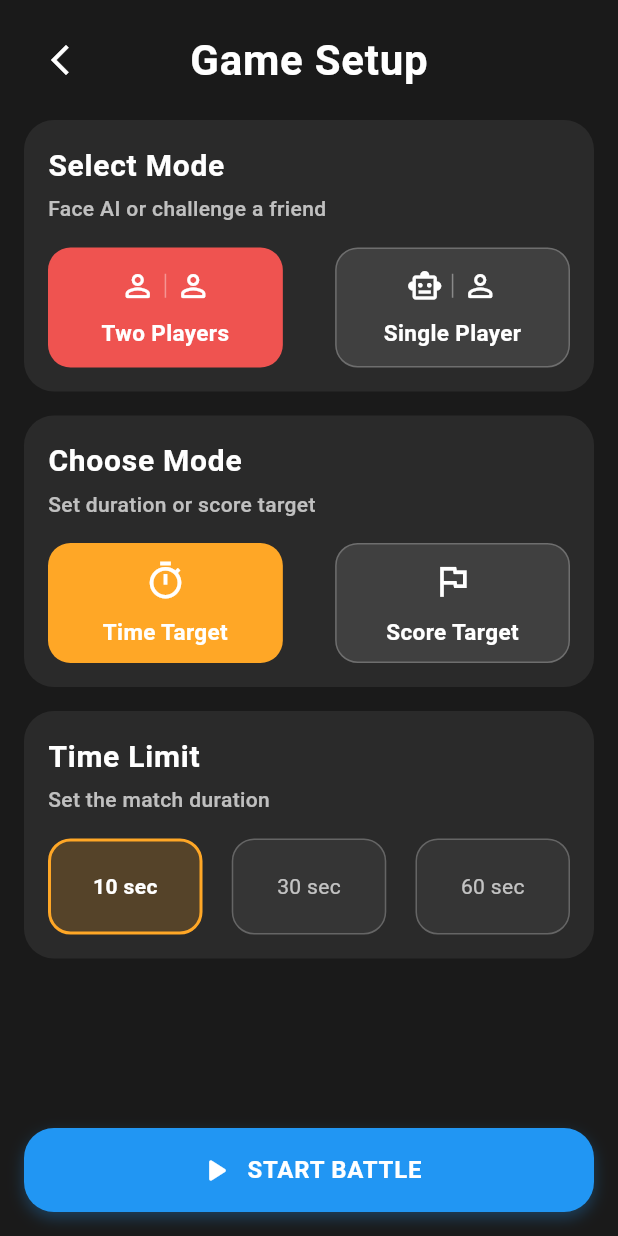
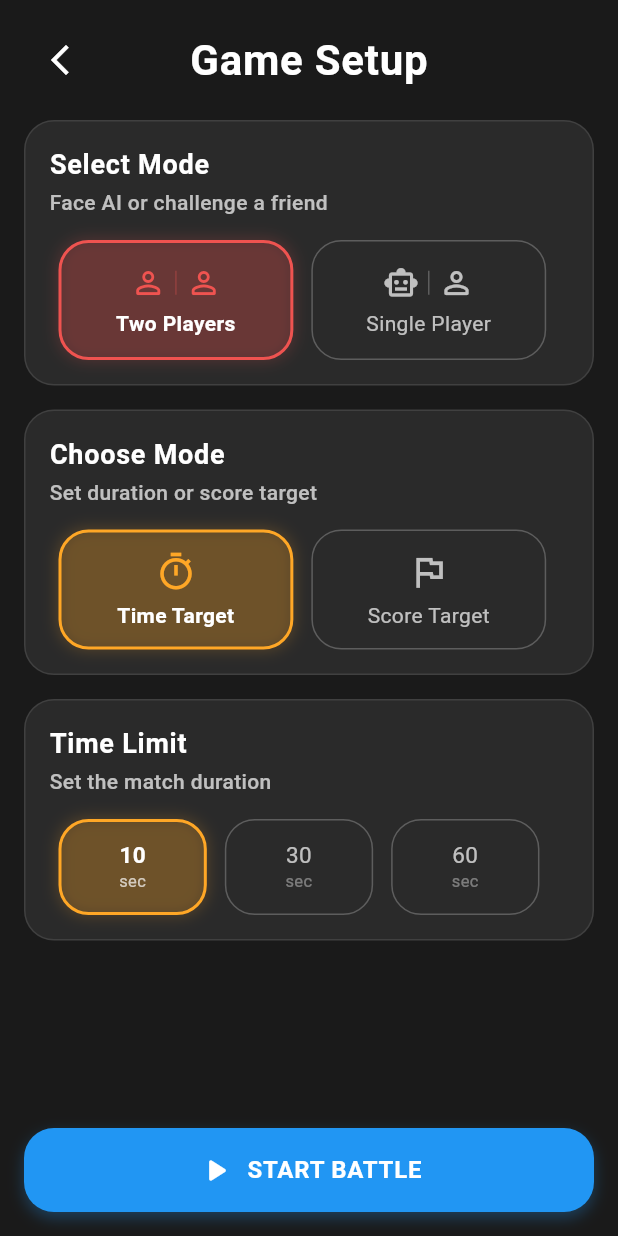
Before and after one commit to mustafaberat/click-battle-game, a Flutter app: the ModeSelectionScreen screen opened by its route, on a phone screen of 412 x 824 dp. Run offline on Flutter 3.47's test engine with Material 3 defaults, Android fonts, the phone set to English and light mode, and no system bars; our stand-ins replace just_audio, shared_preferences; accounts and stored records are empty.

Commit message:
redesign of mode selection secreen

```diff
--- a/lib/screens/mode_selection/mode_selection_screen.dart
+++ b/lib/screens/mode_selection/mode_selection_screen.dart
@@ -204,13 +204,23 @@ class _ModeSelectionScreenState extends State<ModeSelectionScreen> {
       decoration: BoxDecoration(
         color: AppColors.cardBackground,
         borderRadius: BorderRadius.circular(AppDimensions.borderRadiusLarge),
+        border: Border.all(
+          color: Colors.white.withOpacity(0.1),
+          width: 1,
+        ),
       ),
       child: Column(
         crossAxisAlignment: CrossAxisAlignment.start,
         children: [
-          Text(title, style: AppTextStyles.title(context)),
+          Text(title, style: AppTextStyles.title(context).copyWith(
+            fontSize: 18,
+            fontWeight: FontWeight.bold,
+          )),
           SizedBox(height: 4),
-          Text(subtitle, style: AppTextStyles.caption(context)),
+          Text(subtitle, style: AppTextStyles.caption(context).copyWith(
+            color: Colors.white70,
+            height: 1.2,
+          )),
           SizedBox(height: AppDimensions.paddingMedium),
           child,
         ],
@@ -219,9 +229,16 @@ class _ModeSelectionScreenState extends State<ModeSelectionScreen> {
   }
 
   Widget _buildOptionRow(List<Widget> children) {
-    return Row(
-      mainAxisAlignment: MainAxisAlignment.spaceBetween,
-      children: children,
+    return SingleChildScrollView(
+      scrollDirection: Axis.horizontal,
+      physics: NeverScrollableScrollPhysics(),
+      child: Row(
+        mainAxisAlignment: MainAxisAlignment.center,
+        children: children.map((child) => Padding(
+          padding: EdgeInsets.symmetric(horizontal: 2),
+          child: child,
+        )).toList(),
+      ),
     );
   }
 
@@ -233,18 +250,27 @@ class _ModeSelectionScreenState extends State<ModeSelectionScreen> {
     required VoidCallback onTap,
     required Color color,
   }) {
+    final screenWidth = MediaQuery.of(context).size.width;
     return GestureDetector(
       onTap: onTap,
       child: Container(
-        width: MediaQuery.of(context).size.width * 0.38,
+        width: screenWidth * 0.38,
         height: 80,
+        margin: EdgeInsets.symmetric(horizontal: 4),
         decoration: BoxDecoration(
-          color: isSelected ? color : AppColors.white10,
-          borderRadius: BorderRadius.circular(AppDimensions.borderRadiusMedium),
+          color: isSelected ? color.withOpacity(0.15) : AppColors.cardBackground,
+          borderRadius: BorderRadius.circular(AppDimensions.borderRadiusLarge),
           border: Border.all(
-            color: isSelected ? Colors.transparent : AppColors.white24,
-            width: 1,
+            color: isSelected ? color : Colors.white24,
+            width: isSelected ? 2 : 1,
           ),
+          boxShadow: isSelected ? [
+            BoxShadow(
+              color: color.withOpacity(0.2),
+              blurRadius: 8,
+              spreadRadius: 1,
+            ),
+          ] : null,
         ),
         child: Column(
           mainAxisAlignment: MainAxisAlignment.center,
@@ -253,26 +279,26 @@ class _ModeSelectionScreenState extends State<ModeSelectionScreen> {
               Row(
                 mainAxisAlignment: MainAxisAlignment.center,
                 children: [
-                  Icon(icon, color: AppColors.white, size: 24),
+                  Icon(icon, color: isSelected ? color : Colors.white70, size: 24),
                   Container(
                     margin: EdgeInsets.symmetric(horizontal: 6),
                     height: 16,
                     width: 1,
-                    color: AppColors.white38,
+                    color: isSelected ? color.withOpacity(0.3) : Colors.white24,
                   ),
-                  Icon(secondaryIcon, color: AppColors.white, size: 24),
+                  Icon(secondaryIcon, color: isSelected ? color : Colors.white70, size: 24),
                 ],
               )
             else
-              Icon(icon, color: AppColors.white, size: 28),
-            SizedBox(height: 12),
+              Icon(icon, color: isSelected ? color : Colors.white70, size: 28),
+            SizedBox(height: 8),
             Text(
               text,
               textAlign: TextAlign.center,
               style: TextStyle(
-                color: AppColors.white,
-                fontSize: 15,
-                fontWeight: FontWeight.w600,
+                color: isSelected ? Colors.white : Colors.white70,
+                fontSize: 14,
+                fontWeight: isSelected ? FontWeight.bold : FontWeight.normal,
                 height: 1.1,
               ),
             ),
@@ -289,41 +315,77 @@ class _ModeSelectionScreenState extends State<ModeSelectionScreen> {
     required Color color,
     int? stars,
   }) {
+    final screenWidth = MediaQuery.of(context).size.width;
     return GestureDetector(
       onTap: onTap,
       child: Container(
-        width: MediaQuery.of(context).size.width * 0.25,
+        width: screenWidth * 0.24,
         height: 64,
+        margin: EdgeInsets.symmetric(horizontal: 4),
         decoration: BoxDecoration(
-          color: isSelected ? color.withOpacity(0.2) : Colors.white.withOpacity(0.05),
-          borderRadius: BorderRadius.circular(AppDimensions.borderRadiusMedium),
+          color: isSelected ? color.withOpacity(0.15) : AppColors.cardBackground,
+          borderRadius: BorderRadius.circular(AppDimensions.borderRadiusLarge),
           border: Border.all(
             color: isSelected ? color : Colors.white24,
             width: isSelected ? 2 : 1,
           ),
+          boxShadow: isSelected ? [
+            BoxShadow(
+              color: color.withOpacity(0.2),
+              blurRadius: 8,
+              spreadRadius: 1,
+            ),
+          ] : null,
         ),
         child: Column(
           mainAxisAlignment: MainAxisAlignment.center,
           children: [
+            if (stars != null) ...[
               Text(
                 text,
+                textAlign: TextAlign.center,
                 style: TextStyle(
                   color: isSelected ? Colors.white : Colors.white70,
-                fontSize: 14,
+                  fontSize: 13,
                   fontWeight: isSelected ? FontWeight.bold : FontWeight.normal,
+                  height: 1.1,
                 ),
               ),
-            if (stars != null) ...[
               SizedBox(height: 6),
               Row(
                 mainAxisAlignment: MainAxisAlignment.center,
                 children: List.generate(
                   stars,
-                  (index) => Icon(
-                    Icons.star,
-                    color: isSelected ? color : Colors.white70,
+                  (index) => Padding(
+                    padding: EdgeInsets.symmetric(horizontal: 1),
+                    child: Icon(
+                      Icons.star_rounded,
+                      color: isSelected ? color : Colors.white38,
                       size: 16,
                     ),
+                  ),
+                ),
+              ),
+            ] else ...[
+              Text(
+                text.split(' ')[0],
+                textAlign: TextAlign.center,
+                style: TextStyle(
+                  color: isSelected ? Colors.white : Colors.white70,
+                  fontSize: 15,
+                  fontWeight: isSelected ? FontWeight.bold : FontWeight.normal,
+                  height: 1.1,
+                ),
+              ),
+              SizedBox(height: 2),
+              Text(
+                text.split(' ')[1],
+                textAlign: TextAlign.center,
+                style: TextStyle(
+                  color: isSelected ? Colors.white70 : Colors.white38,
+                  fontSize: 11,
+                  fontWeight: FontWeight.normal,
+                  height: 1.1,
                 ),
               ),
             ],
```
Lines whose indentation alone changed are shown as unchanged.
